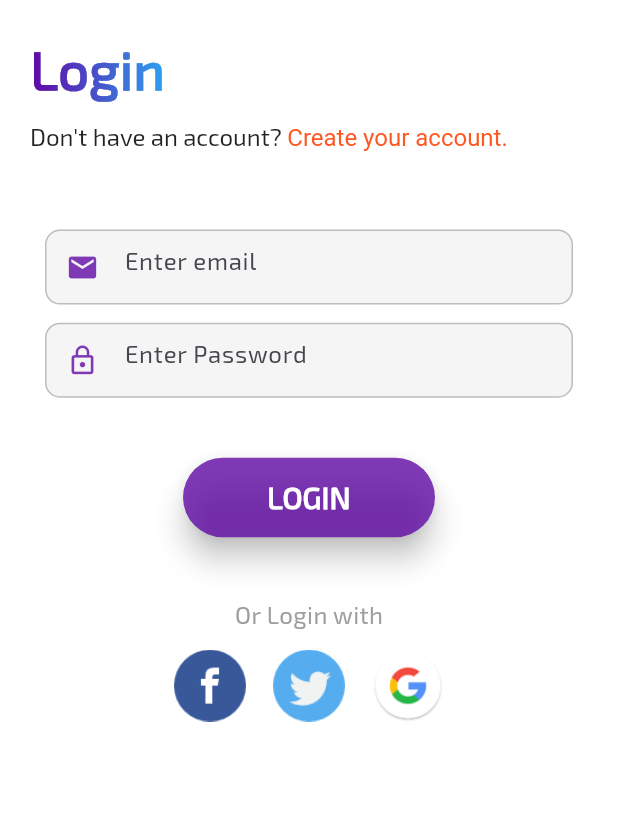
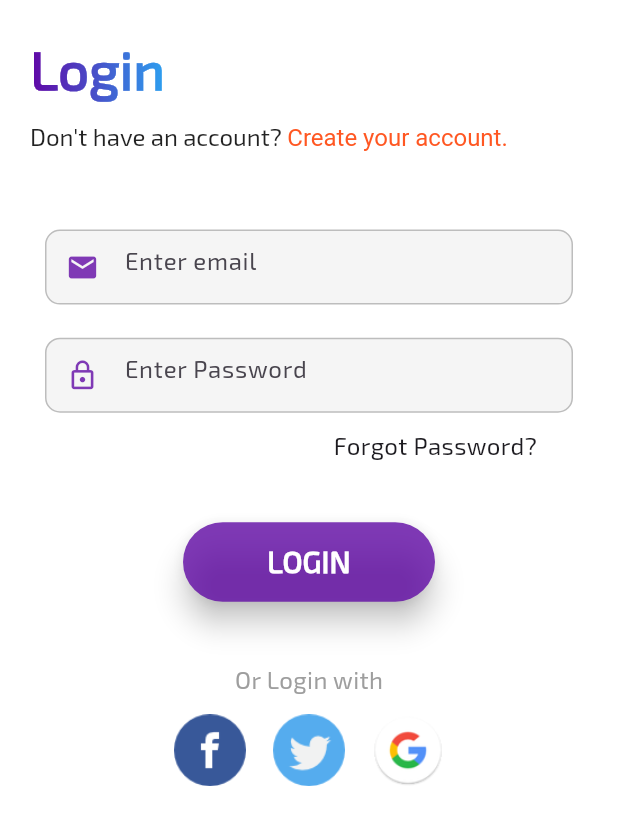
Before and after one commit to Newiihuhu/automation-appium, a Flutter app: the LoginScreen screen opened directly, on a phone screen of 412 x 824 dp. Shown: the top 825 px of the screen. Run offline on Flutter 3.47's test engine with Material 3 defaults, Android fonts, the phone set to English and light mode, and no system bars.

Commit message:
make more beautiful

```diff
--- a/automation_appium/lib/login/login_screen.dart
+++ b/automation_appium/lib/login/login_screen.dart
@@ -14,12 +14,10 @@ class LoginScreen extends StatefulWidget {
 }
 
 class _LoginScreenState extends State<LoginScreen> {
-  TextEditingController _emailController = TextEditingController();
-  TextEditingController _passwordController = TextEditingController();
-  FocusNode _emailFocusNode = FocusNode();
-  FocusNode _passFocusNode = FocusNode();
-  late String _email;
-  late String _password;
+  final TextEditingController _emailController = TextEditingController();
+  final TextEditingController _passwordController = TextEditingController();
+  final FocusNode _emailFocusNode = FocusNode();
+  final FocusNode _passFocusNode = FocusNode();
   final GlobalKey<FormState> _formKey = GlobalKey<FormState>();
   @override
   Widget build(BuildContext context) {
@@ -99,7 +97,6 @@ class _LoginScreenState extends State<LoginScreen> {
         hintText: "Enter email",
         obscureText: false,
         onSaved: (String? val) {
-          _email = val!;
         },
         onFieldSubmitted: (String value) {
           FocusScope.of(context).requestFocus(_passFocusNode);
@@ -116,7 +113,6 @@ class _LoginScreenState extends State<LoginScreen> {
       obscureText: true,
       icon: Icons.lock_outline,
       onSaved: (String? val) {
-        _password = val!;
       },
       iconColor: const Color.fromRGBO(97, 10, 165, 0.8),
       onFieldSubmitted: (String value) {},
@@ -189,8 +185,19 @@ class _LoginScreenState extends State<LoginScreen> {
             mainAxisSize: MainAxisSize.min,
             children: [
               _emailWidget(),
+              const SizedBox(height: 20),
+              _passwordWidget(),
               const SizedBox(height: 10),
-              _passwordWidget(),
+              GestureDetector(
+                  onTap: () {},
+                  child: const Padding(
+                    padding: EdgeInsets.only(right: 24),
+                    child: Align(
+                        alignment: Alignment.centerRight,
+                        child: Text("Forgot Password?",
+                            style:
+                                TextStyle(fontFamily: 'Exo2', fontSize: 16.0))),
+                  )),
             ],
           ),
         ),
```
